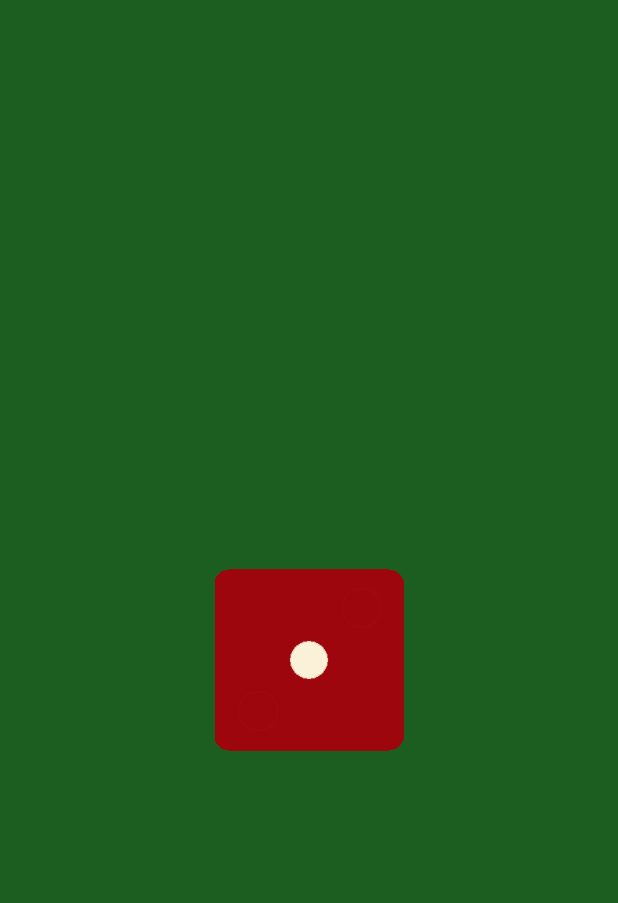
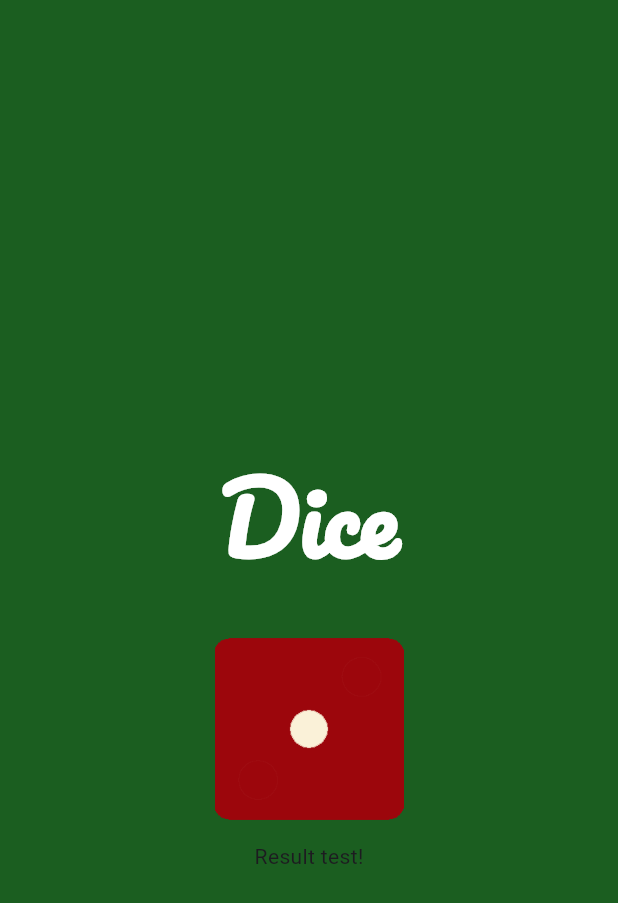
Before and after one commit to Amal-AM4/DiceApp, a Flutter app: the screen it shows after launch, on a phone screen of 412 x 824 dp. Shown: the top 903 px of the screen. Run offline on Flutter 3.47's test engine with Material 3 defaults, Android fonts, the phone set to English and light mode, and no system bars.

Commit message:
partical completed

```diff
--- a/lib/main.dart
+++ b/lib/main.dart
@@ -1,4 +1,5 @@
 import 'package:flutter/material.dart';
+import 'dart:math';
 
 void main() {
   runApp(
@@ -12,36 +13,6 @@ void main() {
   );
 }
 
-// class DicePage extends StatelessWidget {
-//   // removed const from const DiscePage({super.key});
-//   DicePage({super.key});
-//   var DiceNum = 2;
-
-//   @override
-//   Widget build(BuildContext context) {
-//     return Center(
-//       child: Row(
-//         mainAxisAlignment: MainAxisAlignment.center,
-//         children: [
-//           Container(
-//             height: 150.0,
-//             width: 150.0,
-//             child: TextButton(
-//               style: TextButton.styleFrom(
-//                 foregroundColor: Colors.green.shade900,
-//               ),
-//               onPressed: () {
-//                 print('$DiceNum btn is pressed');
-//               },
-//               child: Image.asset('assets/images/dice$DiceNum.png'),
-//             ),
-//           ),
-//         ],
-//       ),
-//     );
-//   }
-// }
-
 class DicePage extends StatefulWidget {
   const DicePage({super.key});
 
@@ -54,9 +25,21 @@ class _DicePageState extends State<DicePage> {
   @override
   Widget build(BuildContext context) {
     return Center(
-      child: Row(
+      child: Column(
         mainAxisAlignment: MainAxisAlignment.center,
         children: [
+          Container(
+            margin: EdgeInsets.fromLTRB(0, 0, 0, 20.0),
+            child: Text(
+              'Dice',
+              style: TextStyle(
+                color: Colors.white,
+                fontSize: 64.0,
+                fontWeight: FontWeight.bold,
+                fontFamily: 'Pacifico',
+              ),
+            ),
+          ),
           Container(
             height: 150.0,
             width: 150.0,
@@ -65,11 +48,16 @@ class _DicePageState extends State<DicePage> {
                 foregroundColor: Colors.green.shade900,
               ),
               onPressed: () {
+                setState(() {
+                  diceNum = Random().nextInt(6) + 1;
+                });
+                // diceNum ++;
                 print('$diceNum btn is pressed');
               },
               child: Image.asset('assets/images/dice$diceNum.png'),
             ),
           ),
+          Text('Result test!'),
         ],
       ),
     );
```
Also changed, not shown: pubspec.yaml (+4 -21 lines), assets/fonts/Pacifico-Regular.ttf (added).
